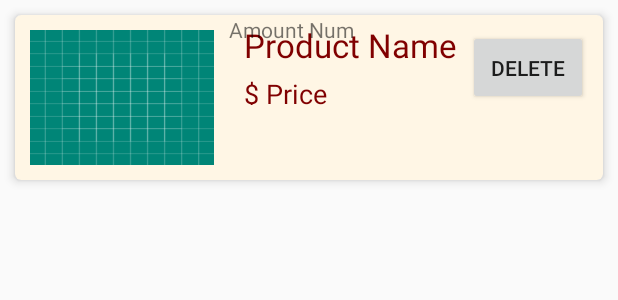
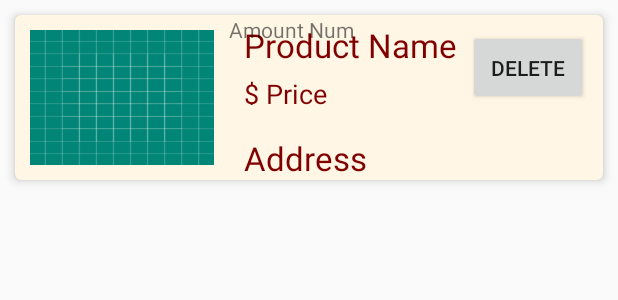
Before and after one commit to giangkhuat/Meal-Kit-delivery-app, an Android app: the layout order_card.xml on its own in the app's theme, with its tools: preview values and no code run, on a phone screen of 412 x 824 dp. Shown: the top 300 px of the screen. Run offline under Robolectric (Android 15) with nearby library versions, the phone set to English and light mode, and no system bars.

Commit message:
Add order page

```diff
--- a/app/src/main/java/com/ait/mealkitdeliveryapp/data/user.kt
+++ b/app/src/main/java/com/ait/mealkitdeliveryapp/data/user.kt
@@ -6,5 +6,5 @@ data class user (
     var contactEmail : String = "",
     var address : String = "",
     var phoneNumber : String = "",
-    var orderMap : HashMap<String, Int> = HashMap<String, Int> ()
+    var orderLst : MutableList<order> = mutableListOf<order>()
 )
--- a/app/src/main/res/layout/order_card.xml
+++ b/app/src/main/res/layout/order_card.xml
@@ -60,6 +60,19 @@
                 android:layout_height="wrap_content"
                 android:text="Amount Num"/>
 
+            <TextView
+                android:id="@+id/tvAddress"
+                android:layout_width="wrap_content"
+                android:layout_height="wrap_content"
+                android:text="Address"
+                android:layout_alignParentBottom="true"
+                android:layout_alignBottom="@id/tvOrderPrice"
+                android:layout_marginLeft="10dp"
+                android:layout_marginTop="5dp"
+                android:textSize="22sp"
+                android:textColor="#800000"
+                />
+
 
             <Button
                 android:id="@+id/btnDelete"
```
Also changed, not shown: app/src/main/java/com/ait/mealkitdeliveryapp/adapter/orderAdapter.kt (+15 -4 lines), app/src/main/java/com/ait/mealkitdeliveryapp/adapter/recipeAdapter.kt (+7 -5 lines), app/src/main/java/com/ait/mealkitdeliveryapp/data/order.kt (added, +10 -0 lines), app/src/main/java/com/ait/mealkitdeliveryapp/ui/dashboard/DashboardFragment.kt (+40 -7 lines).
